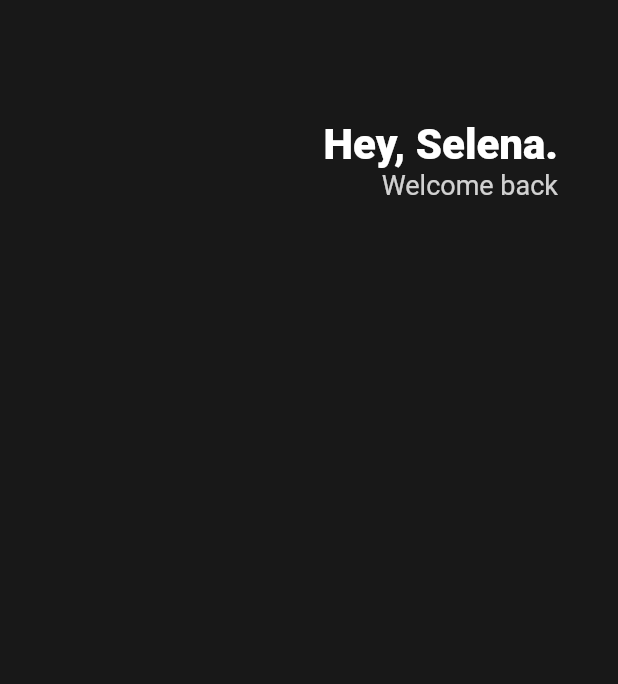
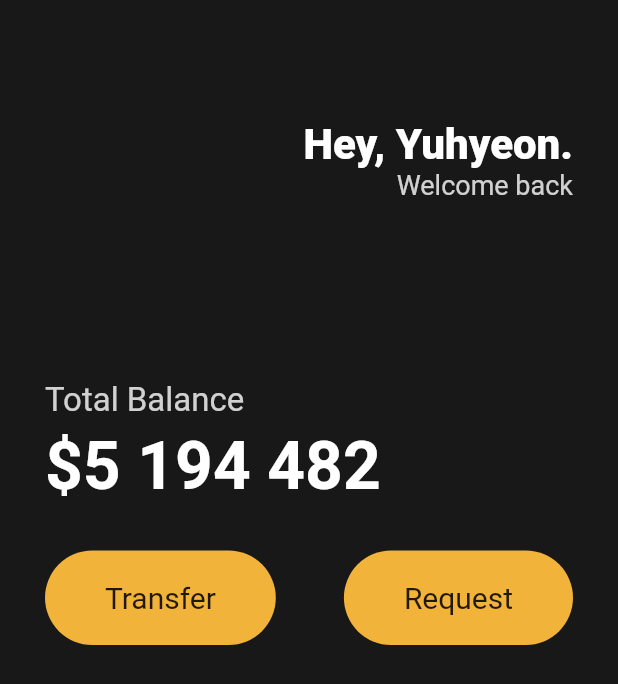
Before and after one commit to Yuhyeon0516/Flutter-Card-App, a Flutter app: the screen it shows after launch, on a phone screen of 412 x 824 dp. Shown: the top 684 px of the screen. Run offline on Flutter 3.47's test engine with Material 2 defaults, Android fonts, the phone set to English and light mode, and no system bars.

Commit message:
Button Section 제작

```diff
--- a/lib/main.dart
+++ b/lib/main.dart
@@ -12,9 +12,10 @@ class MyApp extends StatelessWidget {
         backgroundColor: Color(0xff181818),
         body: Padding(
           padding: EdgeInsets.symmetric(
-            horizontal: 40,
+            horizontal: 30,
           ),
           child: Column(
+            crossAxisAlignment: CrossAxisAlignment.start,
             children: [
               SizedBox(
                 height: 80,
@@ -26,7 +27,7 @@ class MyApp extends StatelessWidget {
                     crossAxisAlignment: CrossAxisAlignment.end,
                     children: [
                       Text(
-                        "Hey, Selena.",
+                        "Hey, Yuhyeon.",
                         style: TextStyle(
                           color: Colors.white,
                           fontSize: 28,
@@ -44,6 +45,69 @@ class MyApp extends StatelessWidget {
                   )
                 ],
               ),
+              SizedBox(
+                height: 120,
+              ),
+              Text(
+                "Total Balance",
+                style: TextStyle(
+                  fontSize: 22,
+                  color: Colors.white.withOpacity(0.8),
+                ),
+              ),
+              SizedBox(
+                height: 5,
+              ),
+              Text(
+                "\$5 194 482",
+                style: TextStyle(
+                  fontSize: 44,
+                  fontWeight: FontWeight.w600,
+                  color: Colors.white,
+                ),
+              ),
+              SizedBox(
+                height: 30,
+              ),
+              Row(
+                mainAxisAlignment: MainAxisAlignment.spaceBetween,
+                children: [
+                  Container(
+                    decoration: BoxDecoration(
+                        color: Color(0xfff2b33a),
+                        borderRadius: BorderRadius.circular(45)),
+                    child: Padding(
+                      padding: EdgeInsets.symmetric(
+                        vertical: 20,
+                        horizontal: 40,
+                      ),
+                      child: Text(
+                        "Transfer",
+                        style: TextStyle(
+                          fontSize: 20,
+                        ),
+                      ),
+                    ),
+                  ),
+                  Container(
+                    decoration: BoxDecoration(
+                        color: Color(0xfff2b33a),
+                        borderRadius: BorderRadius.circular(45)),
+                    child: Padding(
+                      padding: EdgeInsets.symmetric(
+                        vertical: 20,
+                        horizontal: 40,
+                      ),
+                      child: Text(
+                        "Request",
+                        style: TextStyle(
+                          fontSize: 20,
+                        ),
+                      ),
+                    ),
+                  ),
+                ],
+              ),
             ],
           ),
         ),
```
